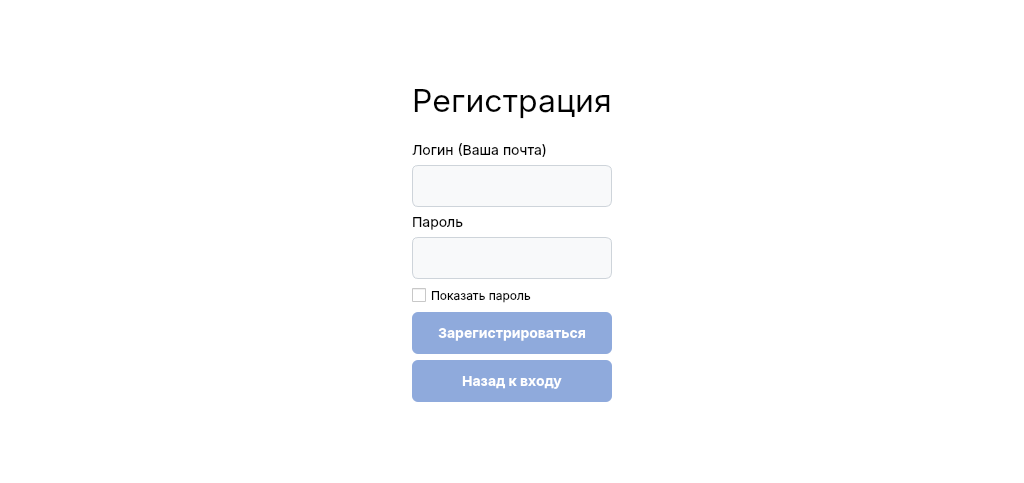
Liquve/graphing-client, file ClientApp/regform.ui: the form before one commit.
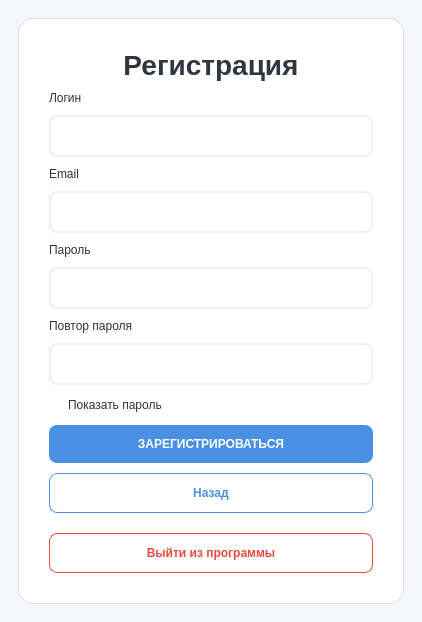
The form after the commit.

```diff
--- a/ClientApp/regform.ui
+++ b/ClientApp/regform.ui
@@ -2,217 +2,61 @@
 <ui version="4.0">
  <class>RegForm</class>
  <widget class="QWidget" name="RegForm">
-  <property name="geometry">
-   <rect>
-    <x>0</x>
-    <y>0</y>
-    <width>1024</width>
-    <height>483</height>
-   </rect>
-  </property>
-  <property name="font">
-   <font>
-    <family>-apple-system</family>
-    <fontweight>Medium</fontweight>
-   </font>
-  </property>
   <property name="windowTitle">
    <string>Form</string>
   </property>
   <property name="styleSheet">
-   <string notr="true">/* 1. Идеально белый фон всего окна */
-QWidget {
-    background-color: white; 
-    font-family: -apple-system, &quot;Helvetica Neue&quot;, Helvetica, Arial, sans-serif;
-    color: black; 
-}
-
-/* 2. Заголовок &quot;Авторизация&quot; (ТЕПЕРЬ ПО ЦЕНТРУ) */
-QLabel#label_title {
-    font-size: 32px;
-    color: black;
-    margin-bottom: 15px;
-    qproperty-alignment: AlignCenter; /* Выравнивание по центру */
-}
-
-/* 3. Обычные надписи (Логин, Пароль) (ТЕПЕРЬ ПО ЦЕНТРУ) */
-QLabel {
-    font-size: 14px;
-    color: black;
-}
-
-/* 4. Поля ввода */
-QLineEdit {
-    background-color: #f8f9fa;
-    border: 1px solid #ced4da;
-    border-radius: 6px; 
-    padding: 10px;      
-    font-size: 14px;
-    color: black;
-}
-QLineEdit:focus {
-    border: 2px solid #8faadc; /* Рамка теперь тоже пастельного цвета */
-    background-color: white;
-}
-
-/* 5. ВСЕ КНОПКИ - Мягкий пастельный синий */
-QPushButton {
-    background-color: #8faadc; /* Тот самый пастельный цвет */
-    color: white;
-    border: none;
-    border-radius: 6px;
-    padding: 12px;
-    font-size: 14px;
-    font-weight: bold;
-}
-/* Эффект при наведении (чуть темнее) */
-QPushButton:hover {
-    background-color: #7b9cd6; 
-}
-/* Эффект при нажатии */
-QPushButton:pressed {
-    background-color: #688acf; 
-}</string>
+   <string notr="true">
+    QWidget { background-color: #f5f6fa; font-family: 'Segoe UI', sans-serif; color: #2d3436; }
+    QFrame#regContainer { background-color: white; border-radius: 15px; border: 1px solid #dcdde1; }
+    
+    /* Убираем серые фоны у текста */
+    QLabel, QCheckBox { background-color: transparent; }
+    
+    QLineEdit { background-color: #ffffff; border: 2px solid #edeff2; border-radius: 8px; padding: 10px; font-size: 14px; min-width: 300px; }
+    QLineEdit:focus { border-color: #4a90e2; }
+    QLabel#label_title { font-size: 28px; font-weight: bold; color: #2f3640; background-color: transparent; }
+    QPushButton { background-color: #4a90e2; color: white; border: none; border-radius: 8px; padding: 12px; font-weight: bold; }
+    QPushButton:hover { background-color: #357abd; }
+    QPushButton#btn_back { background-color: transparent; color: #4a90e2; border: 1px solid #4a90e2; }
+    QPushButton#btn_exit { background-color: transparent; color: #e74c3c; border: 1px solid #e74c3c; margin-top: 10px; }
+    QPushButton#btn_exit:hover { background-color: #fab1a0; }
+   </string>
   </property>
-  <layout class="QGridLayout" name="gridLayout">
-   <item row="5" column="3">
-    <spacer name="horizontalSpacer_2">
-     <property name="orientation">
-      <enum>Qt::Orientation::Horizontal</enum>
-     </property>
-     <property name="sizeHint" stdset="0">
-      <size>
-       <width>380</width>
-       <height>20</height>
-      </size>
-     </property>
-    </spacer>
-   </item>
-   <item row="2" column="1">
-    <widget class="QLabel" name="label_2">
-     <property name="font">
-      <font>
-       <family>-apple-system</family>
-       <pointsize>-1</pointsize>
-       <fontweight>Medium</fontweight>
-      </font>
-     </property>
-     <property name="text">
-      <string>Логин (Ваша почта)</string>
-     </property>
-     <property name="alignment">
-      <set>Qt::AlignmentFlag::AlignLeading|Qt::AlignmentFlag::AlignLeft|Qt::AlignmentFlag::AlignVCenter</set>
-     </property>
+  <layout class="QGridLayout" name="mainGrid">
+   <item row="1" column="1">
+    <widget class="QFrame" name="regContainer">
+     <layout class="QVBoxLayout" name="vbox">
+      <property name="spacing"><number>10</number></property>
+      <property name="leftMargin"><number>30</number></property>
+      <property name="topMargin"><number>30</number></property>
+      <property name="rightMargin"><number>30</number></property>
+      <property name="bottomMargin"><number>30</number></property>
+      <item>
+       <widget class="QLabel" name="label_title">
+        <property name="text"><string>Регистрация</string></property>
+        <property name="alignment"><set>Qt::AlignCenter</set></property>
+       </widget>
+      </item>
+      <item><widget class="QLabel" name="l1"><property name="text"><string>Логин</string></property></widget></item>
+      <item><widget class="QLineEdit" name="lineEdit_login"/></item>
+      <item><widget class="QLabel" name="l2"><property name="text"><string>Email</string></property></widget></item>
+      <item><widget class="QLineEdit" name="lineEdit_email"/></item>
+      <item><widget class="QLabel" name="l3"><property name="text"><string>Пароль</string></property></widget></item>
+      <item><widget class="QLineEdit" name="lineEdit_password"><property name="echoMode"><enum>QLineEdit::Password</enum></property></widget></item>
+      <item><widget class="QLabel" name="l4"><property name="text"><string>Повтор пароля</string></property></widget></item>
+      <item><widget class="QLineEdit" name="lineEdit_password_repeat"><property name="echoMode"><enum>QLineEdit::Password</enum></property></widget></item>
+      <item><widget class="QCheckBox" name="checkBox_showPass"><property name="text"><string>Показать пароль</string></property></widget></item>
+      <item><widget class="QPushButton" name="btn_register"><property name="text"><string>ЗАРЕГИСТРИРОВАТЬСЯ</string></property></widget></item>
+      <item><widget class="QPushButton" name="btn_back"><property name="text"><string>Назад</string></property></widget></item>
+      <item><widget class="QPushButton" name="btn_exit"><property name="text"><string>Выйти из программы</string></property></widget></item>
+     </layout>
     </widget>
    </item>
-   <item row="3" column="1" colspan="2">
-    <widget class="QLineEdit" name="lineEdit_email"/>
-   </item>
-   <item row="4" column="1">
-    <widget class="QLabel" name="label_3">
-     <property name="font">
-      <font>
-       <family>-apple-system</family>
-       <pointsize>-1</pointsize>
-       <fontweight>Medium</fontweight>
-      </font>
-     </property>
-     <property name="text">
-      <string>Пароль</string>
-     </property>
-     <property name="alignment">
-      <set>Qt::AlignmentFlag::AlignLeading|Qt::AlignmentFlag::AlignLeft|Qt::AlignmentFlag::AlignVCenter</set>
-     </property>
-    </widget>
-   </item>
-   <item row="5" column="1" colspan="2">
-    <widget class="QLineEdit" name="lineEdit_password">
-     <property name="echoMode">
-      <enum>QLineEdit::EchoMode::Password</enum>
-     </property>
-    </widget>
-   </item>
-   <item row="4" column="0" rowspan="2">
-    <spacer name="horizontalSpacer">
-     <property name="orientation">
-      <enum>Qt::Orientation::Horizontal</enum>
-     </property>
-     <property name="sizeHint" stdset="0">
-      <size>
-       <width>380</width>
-       <height>20</height>
-      </size>
-     </property>
-    </spacer>
-   </item>
-   <item row="7" column="1" colspan="2">
-    <layout class="QHBoxLayout" name="horizontalLayout">
-     <item>
-      <widget class="QPushButton" name="btn_register">
-       <property name="text">
-        <string>Зарегистрироваться</string>
-       </property>
-      </widget>
-     </item>
-    </layout>
-   </item>
-   <item row="0" column="2">
-    <spacer name="verticalSpacer">
-     <property name="orientation">
-      <enum>Qt::Orientation::Vertical</enum>
-     </property>
-     <property name="sizeHint" stdset="0">
-      <size>
-       <width>20</width>
-       <height>45</height>
-      </size>
-     </property>
-    </spacer>
-   </item>
-   <item row="1" column="1" colspan="2">
-    <widget class="QLabel" name="label_title">
-     <property name="font">
-      <font>
-       <family>-apple-system</family>
-       <pointsize>-1</pointsize>
-       <fontweight>DemiBold</fontweight>
-      </font>
-     </property>
-     <property name="text">
-      <string>Регистрация</string>
-     </property>
-     <property name="alignment">
-      <set>Qt::AlignmentFlag::AlignCenter</set>
-     </property>
-    </widget>
-   </item>
-   <item row="8" column="1" colspan="2">
-    <widget class="QPushButton" name="btn_back">
-     <property name="text">
-      <string>Назад к входу</string>
-     </property>
-    </widget>
-   </item>
-   <item row="9" column="2">
-    <spacer name="verticalSpacer_2">
-     <property name="orientation">
-      <enum>Qt::Orientation::Vertical</enum>
-     </property>
-     <property name="sizeHint" stdset="0">
-      <size>
-       <width>20</width>
-       <height>45</height>
-      </size>
-     </property>
-    </spacer>
-   </item>
-   <item row="6" column="1">
-    <widget class="QCheckBox" name="checkBox_showPass">
-     <property name="text">
-      <string>Показать пароль</string>
-     </property>
-    </widget>
-   </item>
+   <item row="0" column="1"><spacer name="vs1"><property name="orientation"><enum>Qt::Vertical</enum></property></spacer></item>
+   <item row="2" column="1"><spacer name="vs2"><property name="orientation"><enum>Qt::Vertical</enum></property></spacer></item>
+   <item row="1" column="0"><spacer name="hs1"><property name="orientation"><enum>Qt::Horizontal</enum></property></spacer></item>
+   <item row="1" column="2"><spacer name="hs2"><property name="orientation"><enum>Qt::Horizontal</enum></property></spacer></item>
   </layout>
  </widget>
  <resources/>
```
Left out of the diff: 4 changed lines with no effect on the pictures.
